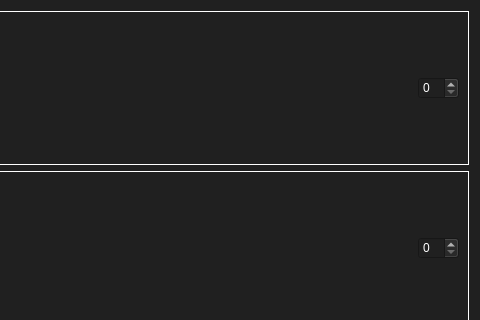
Old version of the form forms/rateManga.ui in the repository brandonzorn/Nlight; both pictures show x 89 to 569 and y 0 to 320 of the 569 by 525 pixel window.
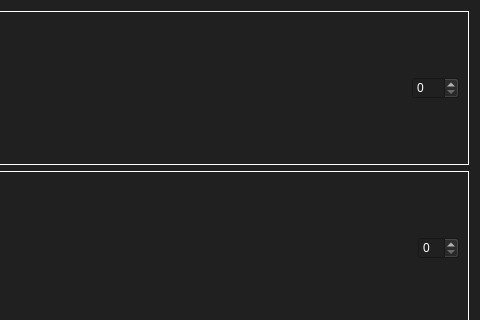
New version of the form.

```diff
--- a/forms/rateManga.ui
+++ b/forms/rateManga.ui
@@ -51,7 +51,17 @@
        </spacer>
       </item>
       <item>
-       <widget class="QSpinBox" name="chapters"/>
+       <widget class="QSpinBox" name="chapters">
+        <property name="suffix">
+         <string/>
+        </property>
+        <property name="prefix">
+         <string/>
+        </property>
+        <property name="maximum">
+         <number>999</number>
+        </property>
+       </widget>
       </item>
      </layout>
     </widget>
```
